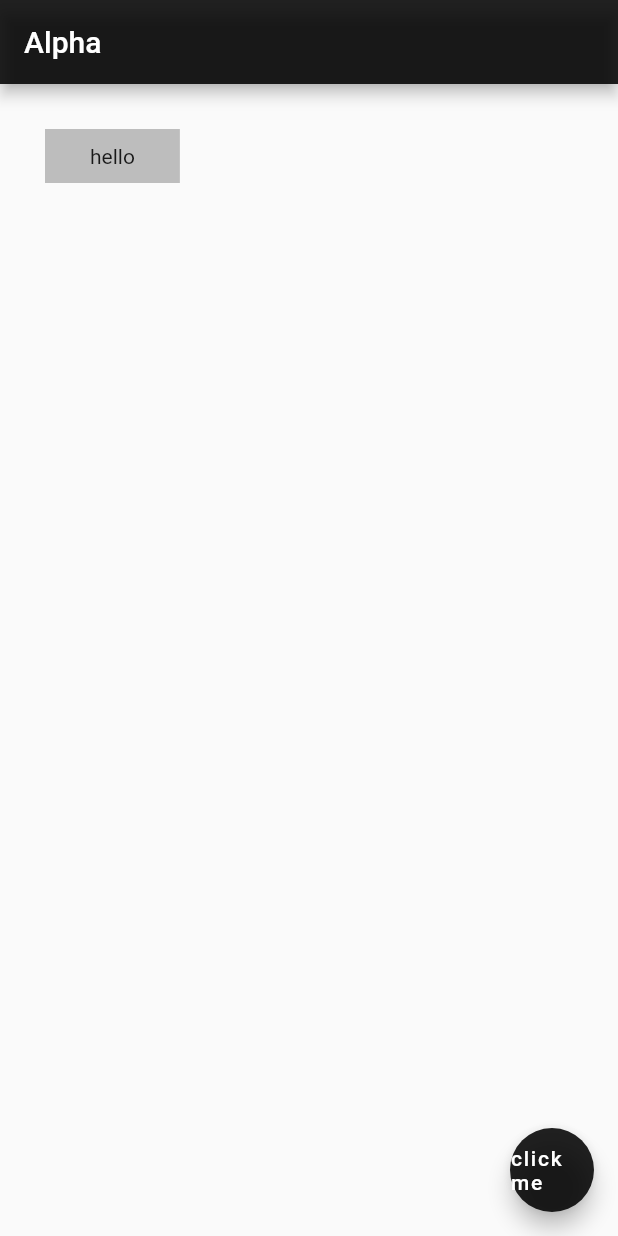
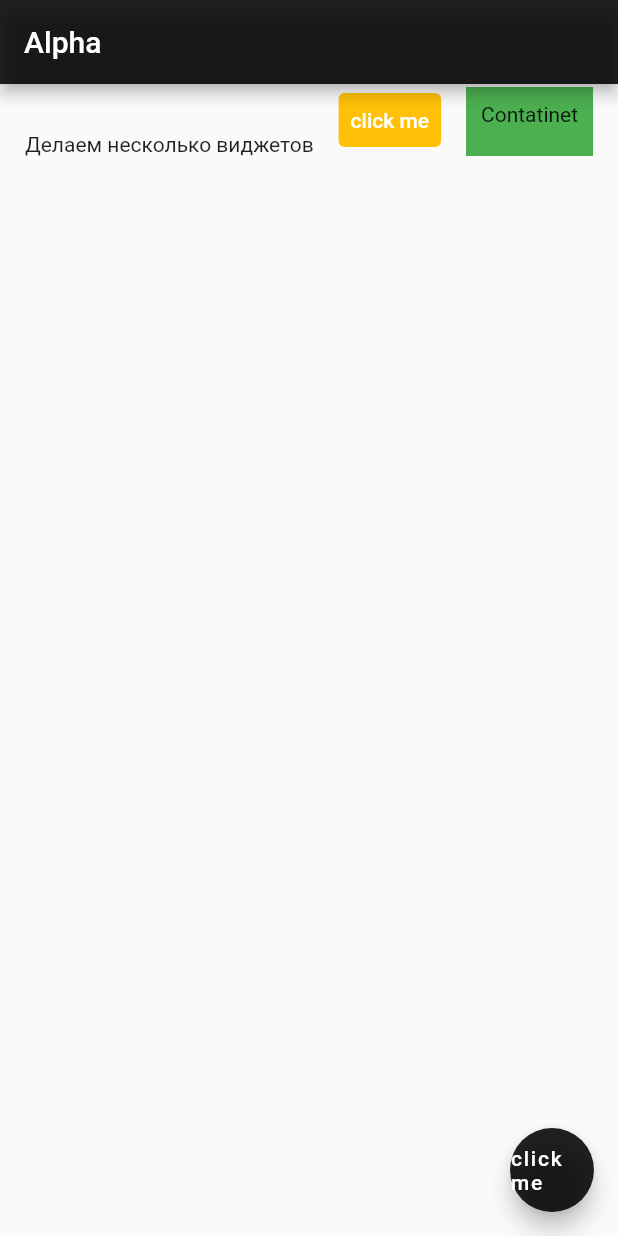
Before and after one commit to Hacikes/flutterapp, a Flutter app: the screen it shows after launch, on a phone screen of 412 x 824 dp. Run offline on Flutter 3.47's test engine with Material 2 defaults, Android fonts, the phone set to English and light mode, and no system bars.

Commit message:
Использование нескольких виджетов одновременно в строке

```diff
--- a/lib/main.dart
+++ b/lib/main.dart
@@ -17,15 +17,28 @@ class Home extends StatelessWidget {
         title: const Text('Alpha'),
         backgroundColor: Colors.black87,
       ),
-      // В теле свойство Container. с этим свойством мы можем изменять
-      // вид того, что находится в контейнере
-      body: Container(
-        // Размер контейнера. EdgeInsets и та функция которая нужна
-        padding: EdgeInsets.symmetric(horizontal: 30.0, vertical: 10.0),
-        // Отступ соответсвенно
-        margin: EdgeInsets.all(30.0),
-        color: Colors.grey[400],
-        child: Text('hello'),
+      body: Row(
+        // Выравнивание по x. spaceEvenly - выравнивает и оставляет отступы между виджетами
+        mainAxisAlignment: MainAxisAlignment.spaceEvenly,
+        // Выравнивание по y. end - устанавливает в конце
+        crossAxisAlignment: CrossAxisAlignment.end,
+        children: <Widget>[
+          const Text('Делаем несколько виджетов'),
+          TextButton(
+            onPressed: () {},
+            style: TextButton.styleFrom(
+              backgroundColor: Colors.amber,
+            ),
+            // Изменяет цвет текста у кнопки. ЕЕЕ БОЙ
+            child: const Text('click me', style: TextStyle(color: Colors.white),),
+            ),
+          Container(
+            color: Colors.green,
+            //margin: EdgeInsets.fromLTRB(5, 100, 10, 50),
+            padding: EdgeInsets.fromLTRB(10, 10, 10, 20),
+            child: Text('Contatinet'),
+          )
+        ],
       ),
 
       floatingActionButton: FloatingActionButton(
```
